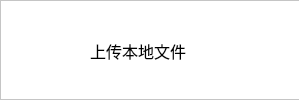
Above: uploadmenu.ui from EricGu1001/Ruiji_dev before the change. Below: the same form after it.
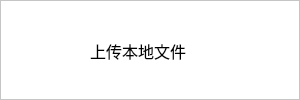
That is the form after the change. Custom widgets are drawn as their Qt base class.

```diff
--- a/uploadmenu.ui
+++ b/uploadmenu.ui
@@ -6,8 +6,8 @@
    <rect>
     <x>0</x>
     <y>0</y>
-    <width>299</width>
-    <height>102</height>
+    <width>300</width>
+    <height>100</height>
    </rect>
   </property>
   <property name="sizeIncrement">
```
Left out of the diff: 6 changed lines with no effect on the pictures.
